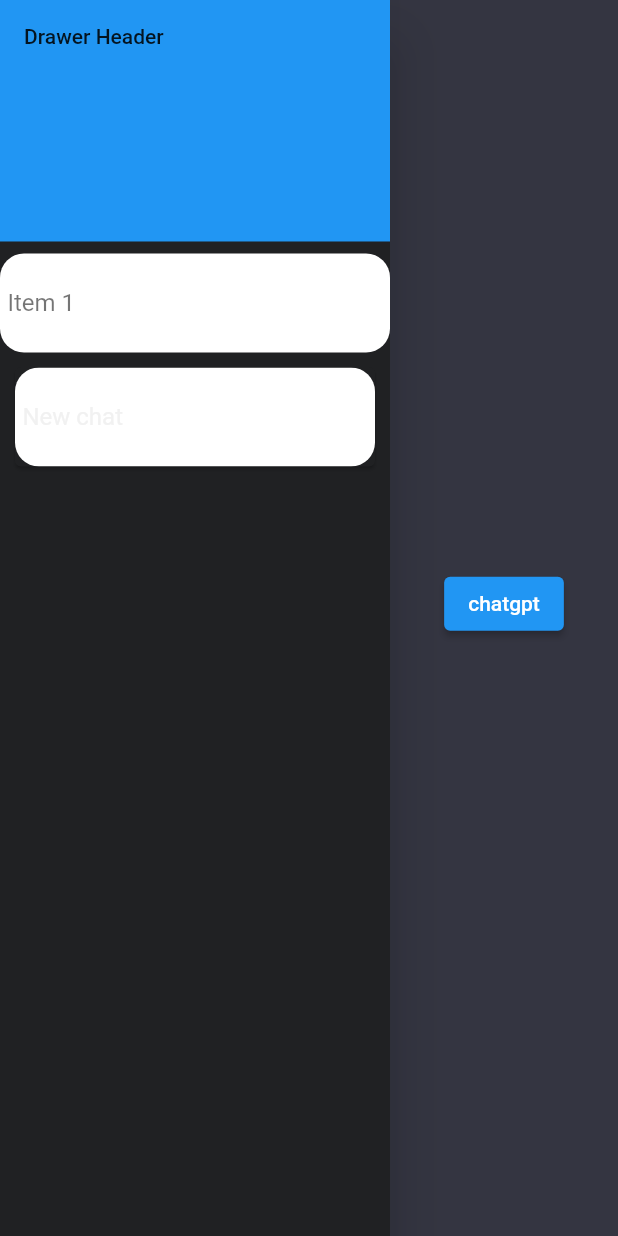
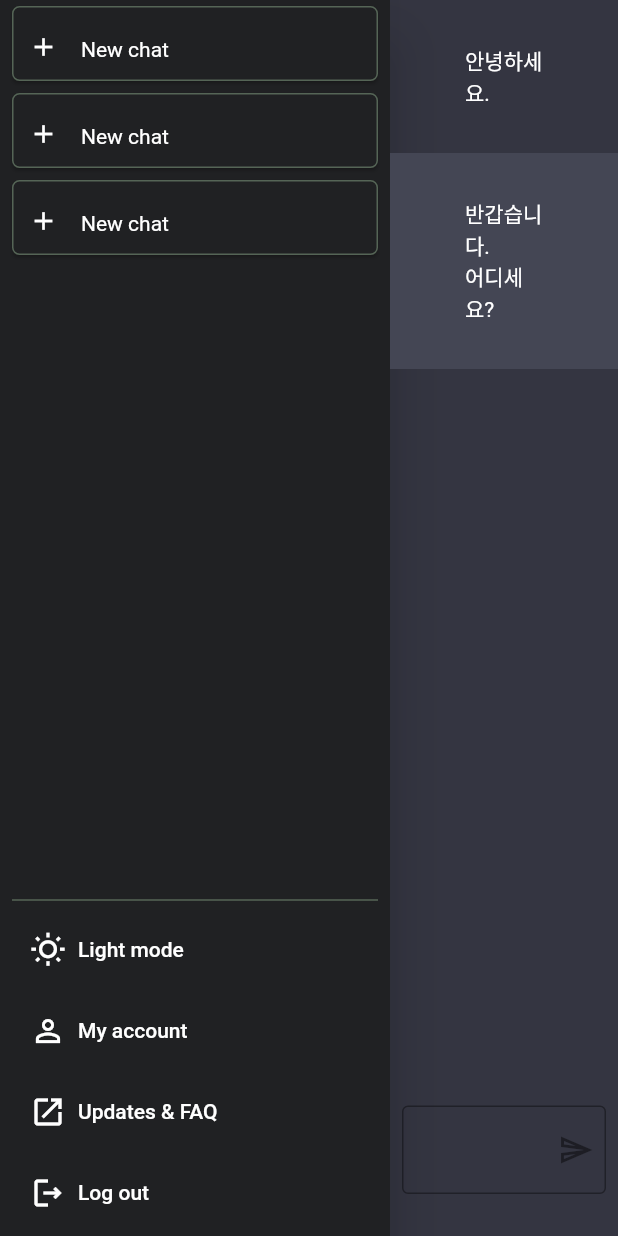
Before and after one commit to inoray/codingLab, a Flutter app: the screen it shows after launch, on a phone screen of 412 x 824 dp. Run offline on Flutter 3.47's test engine with Material 2 defaults, Android fonts, the phone set to English and light mode, and no system bars; drawn by our look-alikes of animated_text_kit; our stand-ins replace cloud_firestore, dio, drift, firebase_core, flutter_markdown, get_it and 1 more; accounts and stored records are empty.

Commit message:
[flutter/chatgpt] UI 구현, 사이드바, 메인 화면

```diff
--- a/flutter/chat_GPT_App/lib/const/color.dart
+++ b/flutter/chat_GPT_App/lib/const/color.dart
@@ -3,3 +3,5 @@ import 'package:flutter/material.dart';
 final Color MAIN_BACKGROUND_COLOR = Color(0xFF343541);
 final Color SIDEBAR_BACKGROUND_COLOR = Color(0xFF202123);
 final Color SIDEBAR_COLOR = Color(0xFFf1f1f1);
+final Color SIDEBAR_LINE = Color(0xFF556556);
+final Color SIDEBAR_TEXT_COLOR = Colors.white;
--- a/flutter/chat_GPT_App/lib/main.dart
+++ b/flutter/chat_GPT_App/lib/main.dart
@@ -52,48 +52,93 @@ class _HomePageState extends State<HomePage> {
         children: [
           SideBar(),
           Expanded(
-            child: Column(
-              mainAxisAlignment: MainAxisAlignment.center,
+            child: Stack(
+              alignment: Alignment.center,
               children: [
-                ElevatedButton(
+                ListView(
+                  padding: EdgeInsets.zero,
+                  children: [
+                    ChatBox(
+                      content: "안녕하세요.",
+                      isChatGpt: false,
+                    ),
+                    ChatBox(
+                      content: "반갑습니다.\n어디세요?",
+                      isChatGpt: true,
+                    ),
+                  ],
+                ),
+                // Column(
+                //   mainAxisAlignment: MainAxisAlignment.center,
+                //   children: [
+                //     // ElevatedButton(
+                //     //   onPressed: () async {
+                //     //   },
+                //     //   child: Text("chatgpt"),
+                //     // ),
+                //     Row(
+                //       children: [
+                //         Expanded(
+                //           // child: Markdown(
+                //           //   data: this.txt,
+                //           // ),
+                //           child: DefaultTextStyle(
+                //             style: const TextStyle(
+                //               color: Colors.blue,
+                //               fontWeight: FontWeight.w700,
+                //               fontSize: 16,
+                //             ),
+                //             child: AnimatedTextKit(
+                //               isRepeatingAnimation: false,
+                //               repeatForever: false,
+                //               displayFullTextOnTap: true,
+                //               totalRepeatCount: 1,
+                //               animatedTexts: [
+                //                 TyperAnimatedText(
+                //                   this.txt.trim(),
+                //                 ),
+                //               ],
+                //             ),
+                //           ),
+                //         ),
+                //       ],
+                //     ),
+                //     // Text(this.txt),
+                //   ],
+                // ),
+                Positioned.fill(
+                  bottom: 20,
+                  child: Align(
+                    alignment: Alignment.bottomCenter,
+                    child: Padding(
+                      padding: const EdgeInsets.all(8.0),
+                      child: TextField(
+                        decoration: InputDecoration(
+                          // labelText: 'Input',
+                          fillColor: Colors.white,
+                          border: OutlineInputBorder(),
+                          suffixIcon: Container(
+                            child: IconButton(
+                              alignment: Alignment.centerRight,
+                              icon: Icon(Icons.send_outlined),
                               onPressed: () async {
                                 Session sess = Session();
-                    final resp = await sess
-                        .post("https://api.openai.com/v1/chat/completions");
+                                final resp = await sess.post(
+                                    "https://api.openai.com/v1/chat/completions");
                                 print(resp);
 
                                 setState(() {
-                      this.txt = resp['choices'][0]['message']['content'];
+                                  this.txt =
+                                      resp['choices'][0]['message']['content'];
                                 });
                               },
-                  child: Text("chatgpt"),
-                ),
-                Row(
-                  children: [
-                    Expanded(
-                      // child: Markdown(
-                      //   data: this.txt,
-                      // ),
-                      child: DefaultTextStyle(
-                        style: const TextStyle(
-                            color: Colors.blue,
-                            fontWeight: FontWeight.w700,
-                            fontSize: 16),
-                        child: AnimatedTextKit(
-                            isRepeatingAnimation: false,
-                            repeatForever: false,
-                            displayFullTextOnTap: true,
-                            totalRepeatCount: 1,
-                            animatedTexts: [
-                              TyperAnimatedText(
-                                this.txt.trim(),
-                              ),
-                            ]),
                             ),
                           ),
-                  ],
                         ),
-                // Text(this.txt),
+                      ),
+                    ),
+                  ),
+                ),
               ],
             ),
           ),
@@ -106,8 +151,7 @@ class _HomePageState extends State<HomePage> {
 class Session {
   Map<String, String> headers = {
     'Content-Type': 'application/json',
-    'Authorization':
-        'Bearer $openaiKey',
+    'Authorization': 'Bearer $openaiKey',
   };
   Map<String, dynamic> body = {
     'model': 'gpt-3.5-turbo',
@@ -150,50 +194,156 @@ class SideBar extends StatelessWidget {
     return Drawer(
       width: 260,
       backgroundColor: SIDEBAR_BACKGROUND_COLOR,
-      child:
-      ListTileTheme(
-        contentPadding: const EdgeInsets.all(5),
-        iconColor: Colors.red,
-        textColor: Colors.black54,
-        tileColor: Colors.white,
+      child: Column(
+        children: [
+          Expanded(
+            child: ListTileTheme(
+              contentPadding: const EdgeInsets.only(left: 10.0),
+              iconColor: SIDEBAR_TEXT_COLOR,
+              textColor: SIDEBAR_TEXT_COLOR,
+              tileColor: SIDEBAR_BACKGROUND_COLOR,
+              // selectedColor: Colors.white,
+              // selectedTileColor: Colors.white,
               style: ListTileStyle.list,
               shape: RoundedRectangleBorder(
-          borderRadius: BorderRadius.circular(16),
-
+                borderRadius: BorderRadius.circular(5),
+                side: BorderSide(color: SIDEBAR_LINE),
               ),
+              horizontalTitleGap: 5.0,
+              // minVerticalPadding: 6.0,
+              minLeadingWidth: 30.0,
               child: ListView(
                 padding: EdgeInsets.zero,
                 children: [
-            DrawerHeader(
-              child: Text('Drawer Header'),
-              decoration: BoxDecoration(
-                color: Colors.blue,
+                  SideBarCard(),
+                  SideBarCard(),
+                  SideBarCard(),
+                ],
               ),
             ),
-            ListTile(
-              title: Text('Item 1'),
-              onTap: () {
-                // TODO: Handle item 1 press
-              },
           ),
-            Card(
-              margin: const EdgeInsets.all(10),
+          Padding(
+            padding: const EdgeInsets.only(left: 8.0, right: 8.0),
+            child: Divider(
+              thickness: 1,
+              color: SIDEBAR_LINE,
+            ),
+          ),
+          SideBarButton(
+            icon: Icons.wb_sunny_outlined,
+            label: "Light mode",
+          ),
+          SideBarButton(
+            icon: Icons.person_outline,
+            label: "My account",
+          ),
+          SideBarButton(
+            icon: Icons.open_in_new_outlined,
+            label: "Updates & FAQ",
+          ),
+          SideBarButton(
+            icon: Icons.logout_outlined,
+            label: "Log out",
+          ),
+        ],
+      ),
+    );
+  }
+}
+
+class SideBarCard extends StatelessWidget {
+  const SideBarCard({Key? key}) : super(key: key);
+
+  @override
+  Widget build(BuildContext context) {
+    return Card(
+      margin: const EdgeInsets.only(left: 8, right: 8, top: 4, bottom: 4),
       color: SIDEBAR_BACKGROUND_COLOR,
+      child: SizedBox(
+        height: 50,
         child: ListTile(
+          // visualDensity: VisualDensity(vertical: -4),
+          hoverColor: Color(0xFF2b2c2f),
+
+          leading: Icon(
+            Icons.add,
+            size: 20,
+          ),
           title: Text(
             "New chat",
-                  style: TextStyle(
-                    color: SIDEBAR_COLOR,
-                  ),
+            style: TextStyle(fontSize: 14),
+            // textAlign: TextAlign.center,
           ),
           onTap: () {
             // TODO: Handle item 2 press
           },
         ),
       ),
-          ],
+    );
+  }
+}
+
+class SideBarButton extends StatelessWidget {
+  final String label;
+  final IconData icon;
+  const SideBarButton({
+    Key? key,
+    required this.label,
+    required this.icon,
+  }) : super(key: key);
+
+  @override
+  Widget build(BuildContext context) {
+    return Padding(
+      padding: const EdgeInsets.only(
+        left: 8.0,
+        right: 8.0,
+        bottom: 4.0,
+      ),
+      child: SizedBox(
+        width: double.infinity,
+        height: 50.0,
+        child: ElevatedButton.icon(
+          onPressed: () {},
+          icon: Icon(icon),
+          label: Text(label),
+          style: ElevatedButton.styleFrom(
+            backgroundColor: SIDEBAR_BACKGROUND_COLOR,
+            elevation: 0.0,
+            alignment: Alignment.centerLeft,
+          ),
         ),
       ),
     );
   }
 }
+
+class ChatBox extends StatelessWidget {
+  final String content;
+  final bool isChatGpt;
+
+  const ChatBox({
+    Key? key,
+    required this.content,
+    required this.isChatGpt,
+  }) : super(key: key);
+
+  @override
+  Widget build(BuildContext context) {
+    return Container(
+      padding: EdgeInsets.only(
+        left: 50,
+        right: 50,
+        top: 30,
+        bottom: 30,
+      ),
+      child: Text(
+        content,
+        style: TextStyle(
+          color: Colors.white,
+        ),
+      ),
+      color: isChatGpt ? Color(0xFF444654) : Colors.transparent,
+    );
+  }
+}
```
Lines whose indentation alone changed are shown as unchanged.
